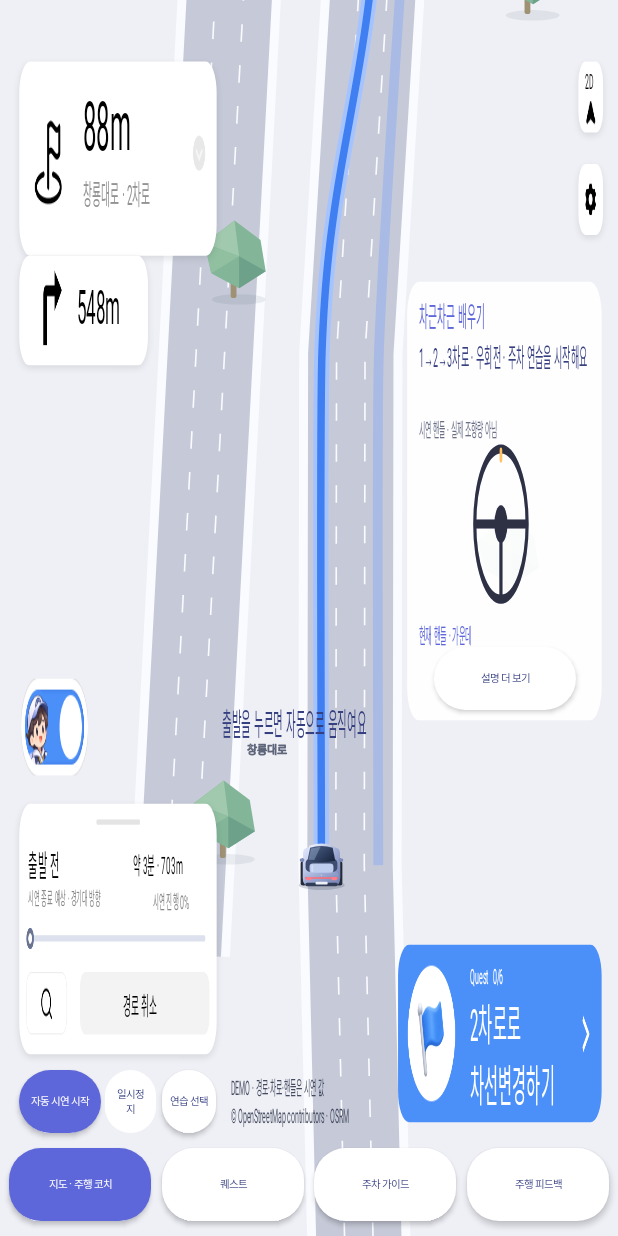
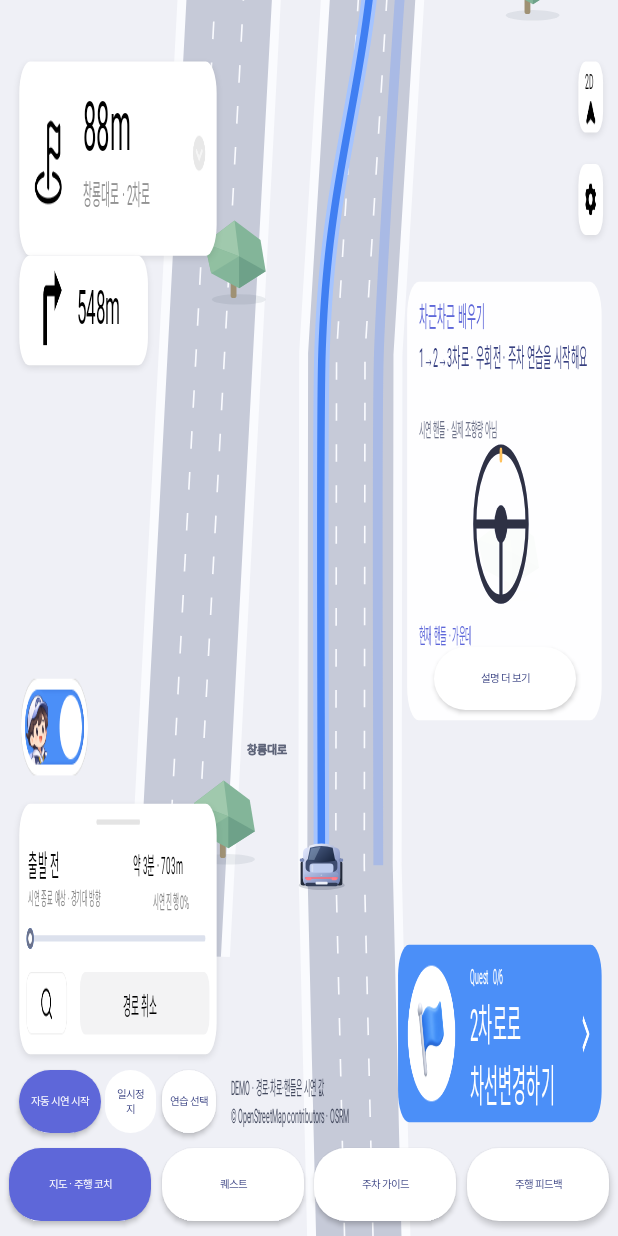
Before and after one commit to yooniseo/pleos-app-challenge, an Android app: the screen it shows after launch (ChageunActivity), on a phone screen of 412 x 824 dp. Run offline under Robolectric (Android 15) with nearby library versions, the phone set to English and light mode, and no system bars; our stand-ins replace Room's generated code; pictures from the network do not load; Roboto replaces fonts that are not available here; 3 statements that could not run were skipped.

Commit message:
fix: remove startup hint overlapping road label

```diff
--- a/app/src/main/java/com/hmgchallenge/pleosstarter/ui/DriveCanvas.kt
+++ b/app/src/main/java/com/hmgchallenge/pleosstarter/ui/DriveCanvas.kt
@@ -61,7 +61,6 @@ class DriveCanvas(context: Context,assets: ProductIllustrations,private val sess
             assets.figma?.draw(c,"coach_off_avatar",RectF(162f,665f,228f,731f));c.restore()
         }
         arrival(c,hud)
-        if(!s.started)text(c,"출발을 누르면 자동으로 움직여요",610f,675f,29f,Palette.ink,true)
         val earned=session.quest.evidence.filter {it.tripId==session.tripId}.map {it.skill}.distinct().size
         val target=if(session.selectedLesson==RoadLesson.COMBINED)6 else 1
         if(compactQuestBanner) {
```
